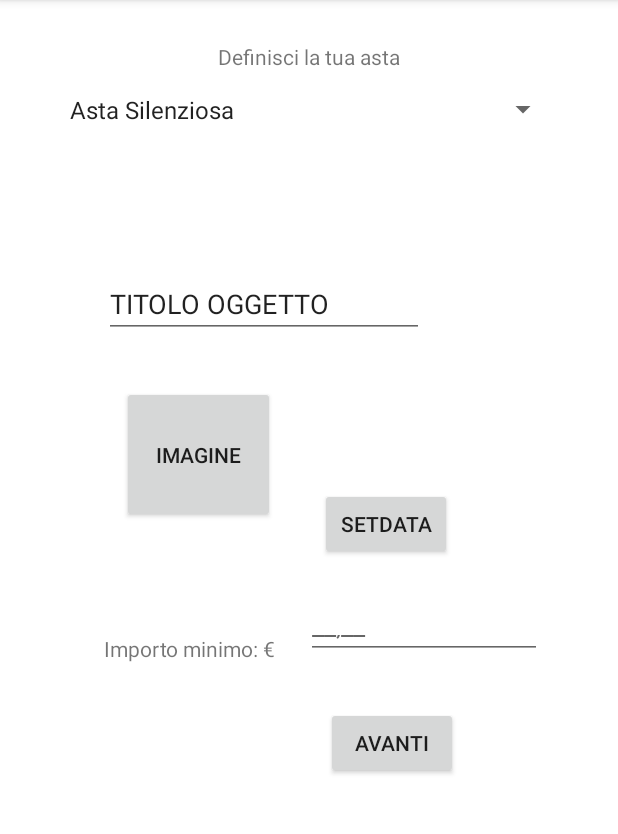
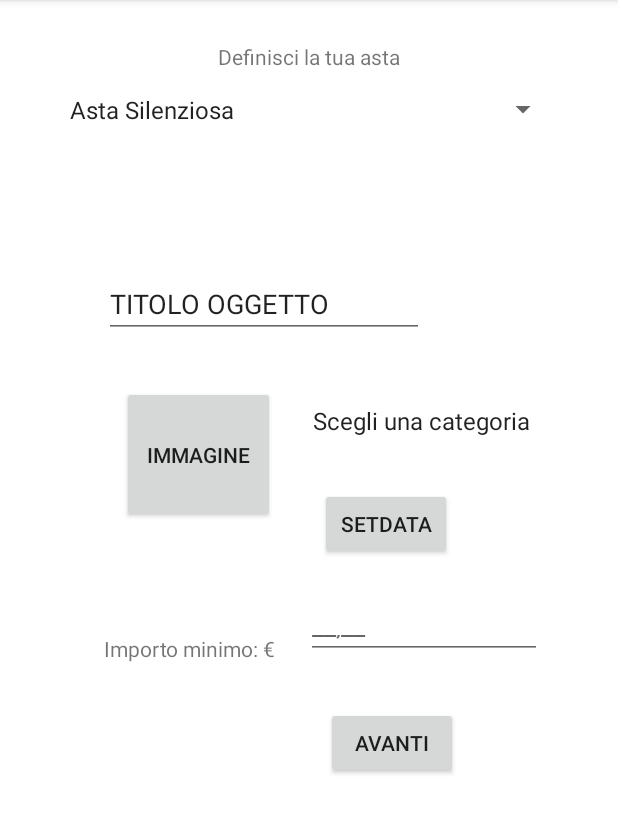
Before and after one commit to CarmineArena/DietiDeals24-frontend, an Android app: the SilentAuctionCreationFragment screen opened directly, with no data from a screen before it, on a phone screen of 412 x 824 dp, the part 84-918 px from its top. Run offline under Robolectric (Android 15) with nearby library versions, the phone set to English and light mode, and no system bars; pictures from the network do not load.

Commit message:
Rimettere ImageView per l'immagine

```diff
--- a/app/src/main/java/com/example/dietideals24frontend/View/SilentAuctionCreationFragment.java
+++ b/app/src/main/java/com/example/dietideals24frontend/View/SilentAuctionCreationFragment.java
@@ -23,8 +23,6 @@ import android.widget.ImageView;
 import android.view.LayoutInflater;
 import android.widget.ArrayAdapter;
 import android.provider.MediaStore;
-
-import android.widget.MultiAutoCompleteTextView;
 
 import com.bumptech.glide.Glide;
 import com.example.dietideals24frontend.Presenter.ActivityFactory;
@@ -55,6 +53,7 @@ public class SilentAuctionCreationFragment extends Fragment {
     private static final int PICK_IMAGE_REQUEST = 1;
     private View view;
     private byte[] imageContent;
+    private String categoryChoice = null;
 
     @Override
     public View onCreateView(LayoutInflater inflater, ViewGroup container, Bundle savedInstanceState) {
@@ -74,38 +73,25 @@ public class SilentAuctionCreationFragment extends Fragment {
             user = null;
         }
 
-        Spinner spinner = view.findViewById(R.id.spinner);
+        Spinner categorySpinner = view.findViewById(R.id.spinner);
 
-        // Recupera l'array di stringhe da strings.xml
+        // Retrieve from strings.xml (list of options)
         String[] arrayItems = getResources().getStringArray(R.array.categories_array);
+        ArrayAdapter<String> adapter = new ArrayAdapter<>(requireContext(), android.R.layout.simple_spinner_item, arrayItems);
+        adapter.setDropDownViewResource(android.R.layout.simple_spinner_dropdown_item);
+        categorySpinner.setAdapter(adapter);
 
-        // Crea un ArrayAdapter utilizzando l'array di stringhe e specifica il layout del prompt
-        ArrayAdapter<String> adapter = new ArrayAdapter<>(requireContext(), android.R.layout.simple_spinner_item, arrayItems);
-
-        // Specifica il layout da utilizzare quando la lista degli elementi è aperta
-        adapter.setDropDownViewResource(android.R.layout.simple_spinner_dropdown_item);
-
-        // Associa l'ArrayAdapter allo Spinner
-        spinner.setAdapter(adapter);
-
-
-
-// Aggiungi un listener per gli eventi di selezione dello Spinner
-        spinner.setOnItemSelectedListener(new AdapterView.OnItemSelectedListener() {
+        categorySpinner.setOnItemSelectedListener(new AdapterView.OnItemSelectedListener() {
             @Override
             public void onItemSelected(AdapterView<?> parentView, View selectedItemView, int position, long id) {
-                String selectedChoice = "";
-                // Ottieni il testo selezionato dallo Spinner
+                String selectedChoice;
                 selectedChoice = parentView.getItemAtPosition(position).toString();
-
-                // Ora puoi utilizzare selectedChoice come desideri
-                // Ad esempio, puoi stamparlo a console
-                //System.out.println("Scelta selezionata: " + selectedChoice);
+                setCategoryChoice(selectedChoice);
             }
 
             @Override
             public void onNothingSelected(AdapterView<?> parentView) {
-                // Gestisci l'evento quando nulla è selezionato (opzionale)
+                setCategoryChoice(null);
             }
         });
 
@@ -140,18 +126,21 @@ public class SilentAuctionCreationFragment extends Fragment {
             String expirationDate   = (String) dataButton.getText();
 
             String itemName      = String.valueOf(nameTextField.getText());
-            //String itemCategory  = String.valueOf(itemCategoryField.getText());
+            String itemCategory  = getCategoryChoice();
             String itemBasePrize = String.valueOf(basePrizeField.getText());
 
             // TODO: Bisogna aggiungere il campo "Description" per l'Item. Per il momento è messo "Unknown"
-            // TODO: Assicurarsi che itemCategory sia stata scelta dalle categorie previste (l'utente non deve scrivere a mano la categoria)
 
-            if (itemName.isEmpty() || itemCategory.isEmpty() || itemBasePrize.isEmpty() || expirationDate.isEmpty() || getImageContent() == null) {
+            if (itemName.isEmpty() || itemCategory.isEmpty() || itemCategory.equals("Scegli una categoria") || itemBasePrize.isEmpty()
+                    || expirationDate.isEmpty() || getImageContent() == null) {
                 String title, message;
                 title = "FORM ERROR";
                 message = "Assicurarsi di aver eseguito correttamente la procedura di creazione dell'asta!";
 
                 if (getImageContent() == null) message += " Non è presente immagine del prodotto.";
+
+                if (itemCategory.equals("Scegli una categoria") || itemCategory.isEmpty()) message += " Devi definire la categoria dell'oggetto!";
+
                 dialog.showAlertDialog(title, message);
             } else {
                 float itemStartPrize = 0.0f;
@@ -239,8 +228,8 @@ public class SilentAuctionCreationFragment extends Fragment {
             }
             setImageContent(imageBytes);
 
-            ImageView imageView = view.findViewById(R.id.secondopera);
-            Glide.with(this) .load(imageBytes).into(imageView);
+            ImageView imageView = view.findViewById(R.id.itemImage);
+            Glide.with(this).load(imageBytes).into(imageView);
         }
     }
 
@@ -286,4 +275,12 @@ public class SilentAuctionCreationFragment extends Fragment {
             }
         });
     }
+
+    private void setCategoryChoice(String categoryChoice) {
+        this.categoryChoice = categoryChoice;
+    }
+
+    private String getCategoryChoice() {
+        return categoryChoice;
+    }
 }
--- a/app/src/main/res/layout/activity_search_auction.xml
+++ b/app/src/main/res/layout/activity_search_auction.xml
@@ -45,6 +45,7 @@
         android:layout_marginTop="12dp"
         android:layout_marginEnd="17dp"
         app:layout_constraintEnd_toEndOf="parent"
+        app:layout_constraintHorizontal_bias="1.0"
         app:layout_constraintStart_toStartOf="parent"
         app:layout_constraintTop_toBottomOf="@+id/selected_category_view">
 
--- a/app/src/main/res/layout/fragment_silent_auction_creation.xml
+++ b/app/src/main/res/layout/fragment_silent_auction_creation.xml
@@ -12,7 +12,7 @@
         android:layout_height="91dp"
         android:layout_marginStart="28dp"
         android:layout_marginTop="32dp"
-        android:text="Imagine"
+        android:text="Immagine"
         app:layout_constraintStart_toStartOf="parent"
         app:layout_constraintTop_toBottomOf="@+id/editTextTextPersonName" />
 
--- a/app/src/main/res/values/strings.xml
+++ b/app/src/main/res/values/strings.xml
@@ -2,7 +2,7 @@
     <string name="app_name">DietiDeals24FrontEnd</string>
     <string name="hello_blank_fragment">Hello blank fragment</string>
     <string-array name="categories_array">
-        <item> </item>
+        <item>Scegli una categoria</item>
         <item>Abbigliamento</item>
         <item>Arte</item>
         <item>Artigianato</item>
```
Also changed, not shown: app/src/main/java/com/example/dietideals24frontend/View/CreateAuction.java (+2 -6 lines).
